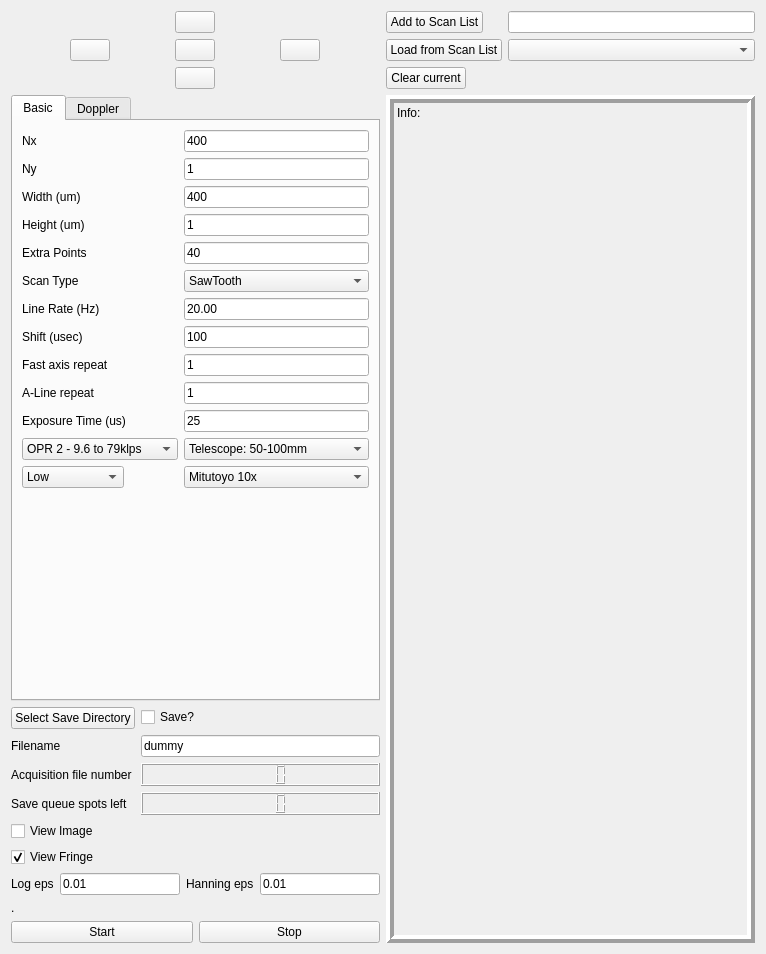
Before: the Qt Designer form oct_galvos_form.ui in flesage/micro-oct-acq, drawn with Qt 5.
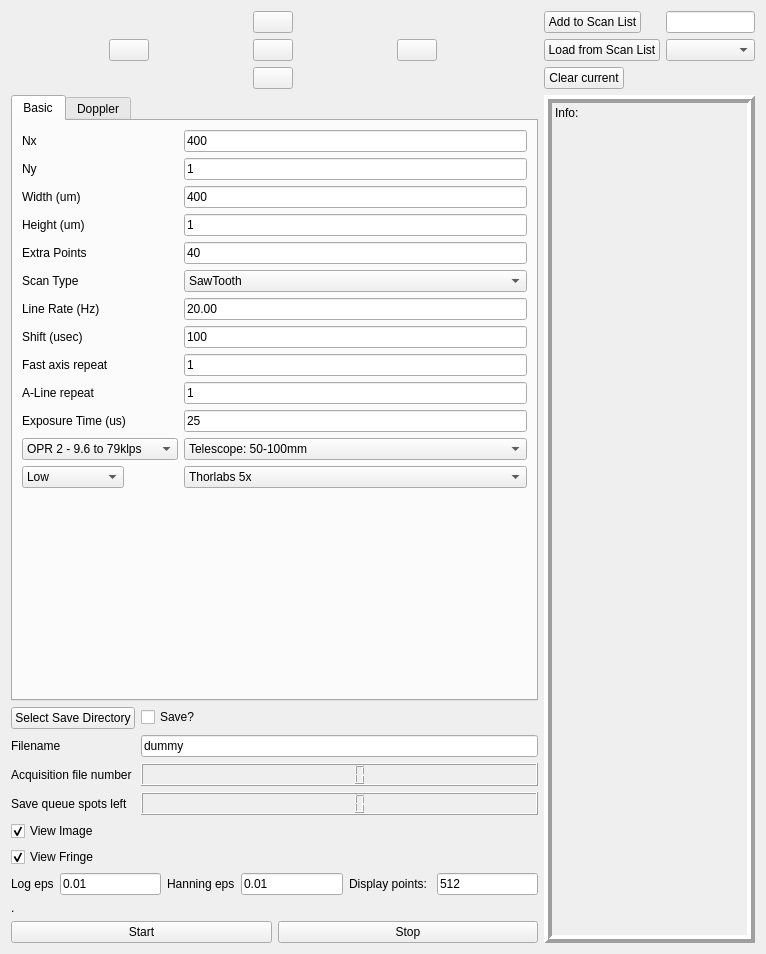
After: the same form once the commit is applied. Icons and pictures are not drawn.

What changed in the file:
```diff
--- a/oct_galvos_form.ui
+++ b/oct_galvos_form.ui
@@ -388,18 +388,18 @@
            <item row="13" column="1">
             <widget class="QComboBox" name="comboBox_objective">
              <property name="currentIndex">
-              <number>2</number>
+              <number>0</number>
              </property>
-             <item>
-              <property name="text">
-               <string>Thorlabs 10x</string>
-              </property>
-             </item>
              <item>
               <property name="text">
                <string>Thorlabs 5x</string>
               </property>
              </item>
+             <item>
+              <property name="text">
+               <string>Thorlabs 10x</string>
+              </property>
+             </item>
              <item>
               <property name="text">
                <string>Mitutoyo 10x</string>
@@ -524,6 +524,9 @@
        <property name="text">
         <string>View Image</string>
        </property>
+       <property name="checked">
+        <bool>true</bool>
+       </property>
       </widget>
      </item>
      <item>
@@ -566,6 +569,20 @@
          </property>
         </widget>
        </item>
+       <item>
+        <widget class="QLabel" name="label_17">
+         <property name="text">
+          <string>Display points: </string>
+         </property>
+        </widget>
+       </item>
+       <item>
+        <widget class="QLineEdit" name="lineEdit_displayPoints">
+         <property name="text">
+          <string>512</string>
+         </property>
+        </widget>
+       </item>
       </layout>
      </item>
      <item>
```
